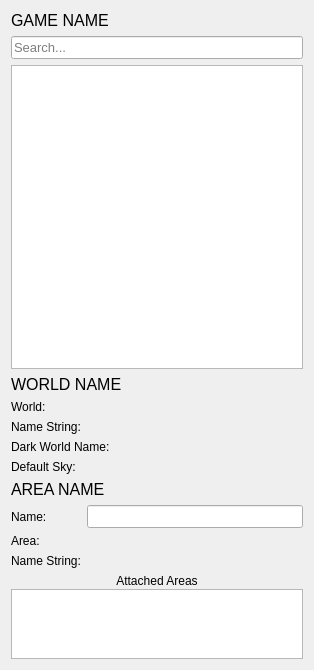
AxioDL/PrimeWorldEditor, file src/Editor/WorldEditor/CWorldInfoSidebar.ui: the form before one commit.
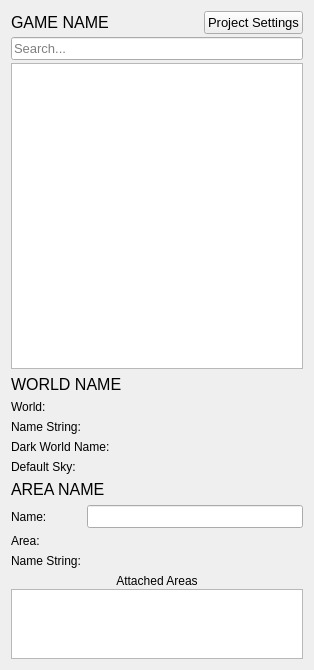
The form after the commit. Custom widgets are drawn as their Qt base class.

Commit message: Added project settings dialog; added build name lookup functionality

```diff
--- a/src/Editor/WorldEditor/CWorldInfoSidebar.ui
+++ b/src/Editor/WorldEditor/CWorldInfoSidebar.ui
@@ -17,6 +17,9 @@
    <item>
     <widget class="QWidget" name="ProjectInfoWidget" native="true">
      <layout class="QVBoxLayout" name="verticalLayout_2">
+      <property name="spacing">
+       <number>3</number>
+      </property>
       <property name="leftMargin">
        <number>0</number>
       </property>
@@ -29,8 +32,16 @@
       <property name="bottomMargin">
        <number>0</number>
       </property>
+      <item>
+       <layout class="QHBoxLayout" name="horizontalLayout">
       <item>
        <widget class="QLabel" name="GameNameLabel">
+          <property name="sizePolicy">
+           <sizepolicy hsizetype="Expanding" vsizetype="Preferred">
+            <horstretch>0</horstretch>
+            <verstretch>0</verstretch>
+           </sizepolicy>
+          </property>
         <property name="font">
          <font>
           <pointsize>12</pointsize>
@@ -42,6 +53,20 @@
        </widget>
       </item>
       <item>
+         <widget class="QPushButton" name="ProjectSettingsButton">
+          <property name="font">
+           <font>
+            <pointsize>10</pointsize>
+           </font>
+          </property>
+          <property name="text">
+           <string>Project Settings</string>
+          </property>
+         </widget>
+        </item>
+       </layout>
+      </item>
+      <item>
        <widget class="CTimedLineEdit" name="AreaSearchLineEdit">
         <property name="font">
          <font>
```
Left out of the diff: 5 changed lines with no effect on the pictures. Lines whose indentation alone changed are shown as unchanged. The commit also changes 22 other files.
